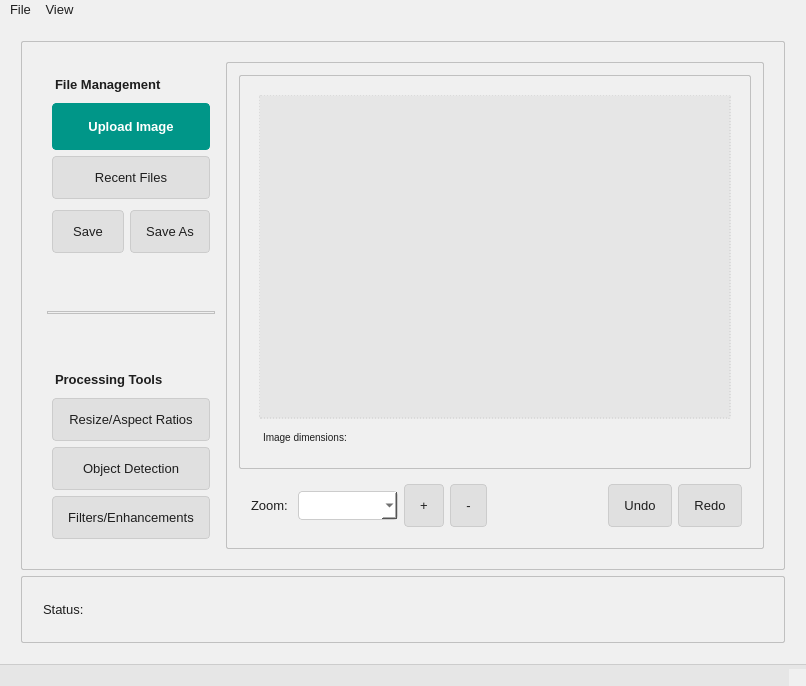
Before: the Qt Designer form uidesigns/main_window_gui.ui in Wokiri/computer-vision, drawn with Qt 5.
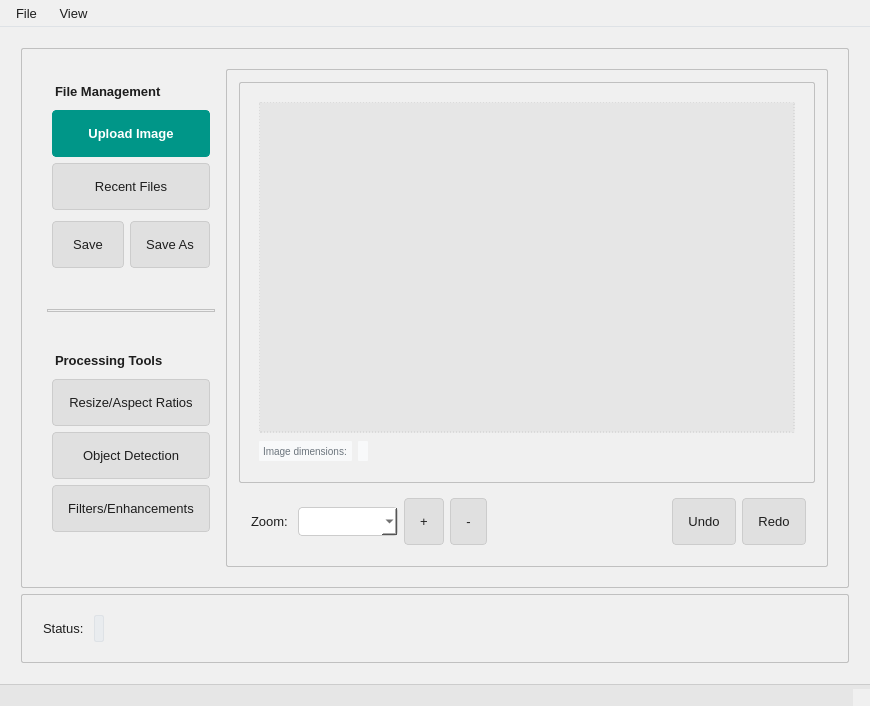
After: the same form once the commit is applied. Icons and pictures are not drawn.

What changed in the file:
```diff
--- a/uidesigns/main_window_gui.ui
+++ b/uidesigns/main_window_gui.ui
@@ -6,8 +6,8 @@
    <rect>
     <x>0</x>
     <y>0</y>
-    <width>806</width>
-    <height>686</height>
+    <width>870</width>
+    <height>706</height>
    </rect>
   </property>
   <property name="windowTitle">
@@ -59,7 +59,7 @@
     background-color: #e0e0e0;
     border: 1px solid #cccccc;
     color: #1e1e1e;
-    padding: 8px 15px;
+    padding: 10px 15px;
     border-radius: 4px;
     min-height: 25px;
 }
@@ -182,13 +182,111 @@
     background-color: #fcfcfc;
 }
 
+/* --- MENU BAR --- */
+QMenuBar {
+    background: qlineargradient(x1:0, y1:0, x2:0, y2:1,
+                                stop:0 #ffffff, stop:1 #f8f9fa);
+    border-bottom: 1px solid #dee2e6;
+    padding: 2px;
+}
+
+QMenuBar::item {
+    padding: 4px 8px;
+    background: transparent;
+    border-radius: 3px;
+}
+
+QMenuBar::item:selected {
+    background-color: #007bff;
+    color: #ffffff;
+}
+
+QMenu {
+    background-color: #ffffff;
+    border: 1px solid #dee2e6;
+    border-radius: 4px;
+    padding: 4px;
+}
+
+QMenu::item {
+    padding: 6px 20px;
+    border-radius: 3px;
+}
+
+QMenu::item:selected {
+    background-color: #007bff;
+    color: #ffffff;
+}
+
+/* --- SEPARATOR LINES --- */
+Line {
+    background-color: #dee2e6;
+    border: none;
+    height: 1px;
+    margin: 8px 0;
+}
+
+/* --- SPACERS AND LAYOUT ENHANCEMENTS --- */
+QSpacer {
+    background: transparent;
+}
+
+/* --- SCROLL AREAS --- */
+QScrollArea {
+    border: 1px solid #e9ecef;
+    border-radius: 6px;
+    background-color: #ffffff;
+}
+
+QScrollBar:vertical {
+    border: none;
+    background: #f8f9fa;
+    width: 12px;
+    margin: 0px;
+    border-radius: 6px;
+}
+
+QScrollBar::handle:vertical {
+    background: #adb5bd;
+    border-radius: 6px;
+    min-height: 20px;
+}
+
+QScrollBar::handle:vertical:hover {
+    background: #6c757d;
+}
+
+/* --- SPECIFIC WIDGET STATES --- */
+QPushButton:disabled {
+    background-color: #e9ecef;
+    color: #6c757d;
+    border-color: #ced4da;
+}
+
+QLineEdit:disabled {
+    background-color: #f8f9fa;
+    color: #6c757d;
+    border-color: #e9ecef;
+}
+
 #fileMgtLabel, #processingToolsLabel {
     font-weight: 600;
+    padding: 5px 0;
 }
 
 #dimsLabel, #imageDimensionsLabel {
     font-size: 7.5pt;
     padding: 2px;
+    color: #6c757d;
+    background-color: #f8f9fa;
+    border-radius: 1px;
+}
+
+#statusLabel {
+    font-weight: 600;
+    color: #495057;
+    background-color: #e9ecef;
+    border: 1px solid #dee2e6;
 }
 
 
@@ -319,6 +417,9 @@
              <property name="orientation">
               <enum>Qt::Vertical</enum>
              </property>
+             <property name="sizeType">
+              <enum>QSizePolicy::Preferred</enum>
+             </property>
              <property name="sizeHint" stdset="0">
               <size>
                <width>20</width>
@@ -342,6 +443,9 @@
              <property name="orientation">
               <enum>Qt::Vertical</enum>
              </property>
+             <property name="sizeType">
+              <enum>QSizePolicy::Preferred</enum>
+             </property>
              <property name="sizeHint" stdset="0">
               <size>
                <width>20</width>
@@ -394,6 +498,19 @@
              </item>
             </layout>
            </item>
+           <item>
+            <spacer name="verticalSpacer_2">
+             <property name="orientation">
+              <enum>Qt::Vertical</enum>
+             </property>
+             <property name="sizeHint" stdset="0">
+              <size>
+               <width>20</width>
+               <height>40</height>
+              </size>
+             </property>
+            </spacer>
+           </item>
           </layout>
          </item>
          <item>
@@ -721,8 +838,8 @@
     <rect>
      <x>0</x>
      <y>0</y>
-     <width>806</width>
-     <height>24</height>
+     <width>870</width>
+     <height>31</height>
     </rect>
    </property>
    <widget class="QMenu" name="menuFile">
```
Left out of the diff: 4 changed lines with no effect on the pictures.
